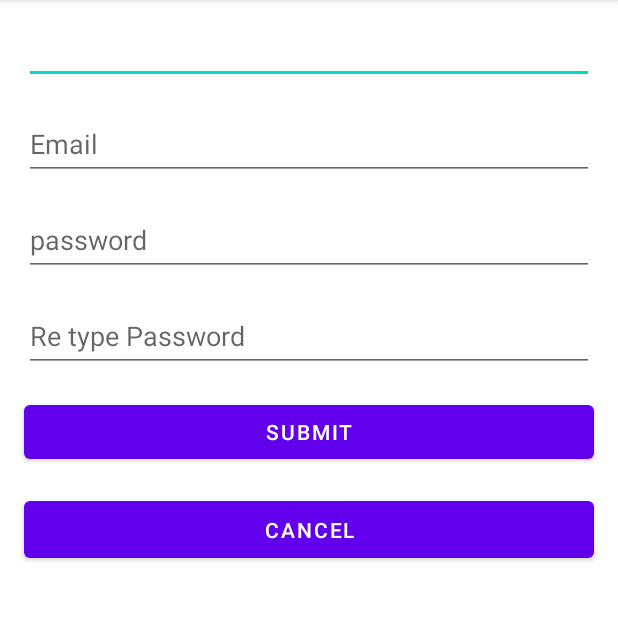
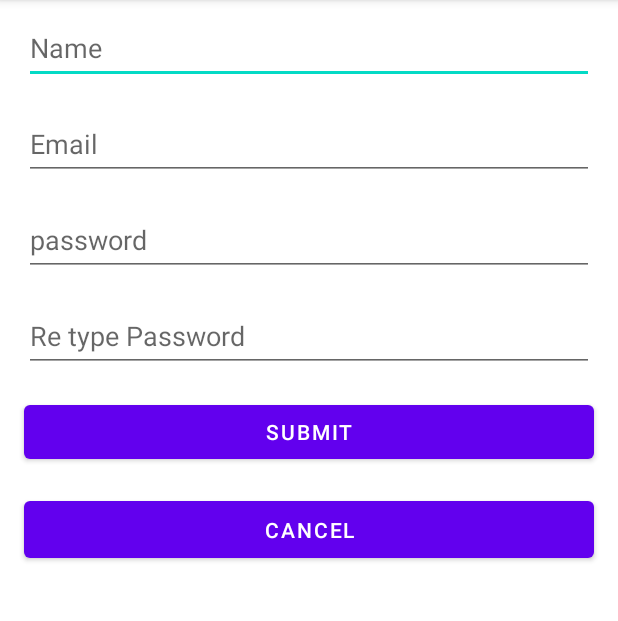
Before and after one commit to it21348648/MAD-Lab-sheet, an Android app: the screen it shows after launch (MainActivity), on a phone screen of 412 x 824 dp, the part 84-705 px from its top. Run offline under Robolectric (Android 15) with nearby library versions, the phone set to English and light mode, and no system bars.

Commit message:
Update login layout

```diff
--- a/app/src/main/res/layout/activity_main.xml
+++ b/app/src/main/res/layout/activity_main.xml
@@ -16,7 +16,7 @@
         android:layout_marginRight="16dp"
         android:layout_marginBottom="8dp"
         android:ems="10"
-        android:hint="@string/String"
+        android:hint="Name"
         android:inputType="textPersonName"
         app:layout_constraintBottom_toTopOf="@+id/edtEmail"
         app:layout_constraintEnd_toEndOf="parent"
```
